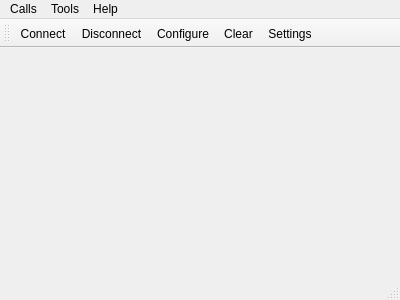
chegewara/QT-serial-terminal, file mainwindow.ui: the form before one commit.
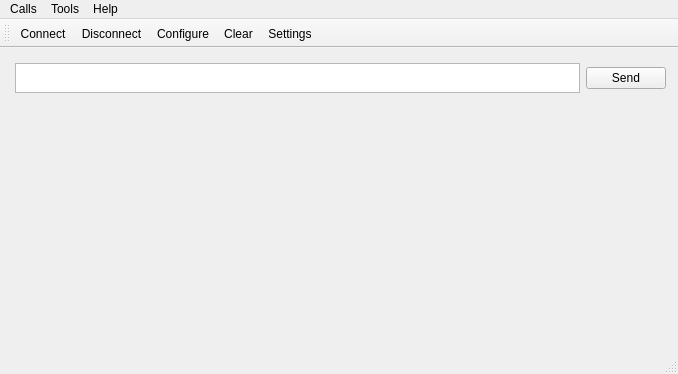
The form after the commit. Icons and pictures are not drawn.

Commit message: Add input textbox to send message

What changed in the file:
```diff
--- a/mainwindow.ui
+++ b/mainwindow.ui
@@ -6,22 +6,77 @@
    <rect>
     <x>0</x>
     <y>0</y>
-    <width>400</width>
-    <height>300</height>
+    <width>678</width>
+    <height>374</height>
    </rect>
   </property>
   <property name="windowTitle">
    <string>Simple Terminal</string>
   </property>
   <widget class="QWidget" name="centralWidget">
-   <layout class="QVBoxLayout" name="verticalLayout"/>
+   <widget class="QWidget" name="layoutWidget">
+    <property name="geometry">
+     <rect>
+      <x>10</x>
+      <y>10</y>
+      <width>661</width>
+      <height>41</height>
+     </rect>
+    </property>
+    <layout class="QHBoxLayout" name="horizontalLayout">
+     <property name="sizeConstraint">
+      <enum>QLayout::SetMaximumSize</enum>
+     </property>
+     <property name="leftMargin">
+      <number>5</number>
+     </property>
+     <property name="topMargin">
+      <number>5</number>
+     </property>
+     <property name="rightMargin">
+      <number>5</number>
+     </property>
+     <property name="bottomMargin">
+      <number>5</number>
+     </property>
+     <item>
+      <widget class="QPlainTextEdit" name="sendMsg">
+       <property name="sizePolicy">
+        <sizepolicy hsizetype="Expanding" vsizetype="Fixed">
+         <horstretch>0</horstretch>
+         <verstretch>0</verstretch>
+        </sizepolicy>
+       </property>
+       <property name="minimumSize">
+        <size>
+         <width>0</width>
+         <height>30</height>
+        </size>
+       </property>
+       <property name="maximumSize">
+        <size>
+         <width>16777215</width>
+         <height>30</height>
+        </size>
+       </property>
+      </widget>
+     </item>
+     <item>
+      <widget class="QPushButton" name="sendBtn">
+       <property name="text">
+        <string>Send</string>
+       </property>
+      </widget>
+     </item>
+    </layout>
+   </widget>
   </widget>
   <widget class="QMenuBar" name="menuBar">
    <property name="geometry">
     <rect>
      <x>0</x>
      <y>0</y>
-     <width>400</width>
+     <width>678</width>
      <height>22</height>
     </rect>
    </property>
```
The commit also changes 2 other files.
